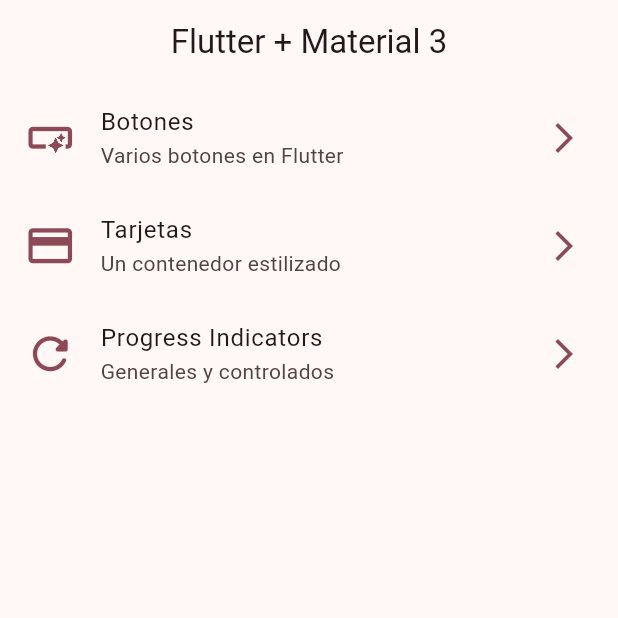
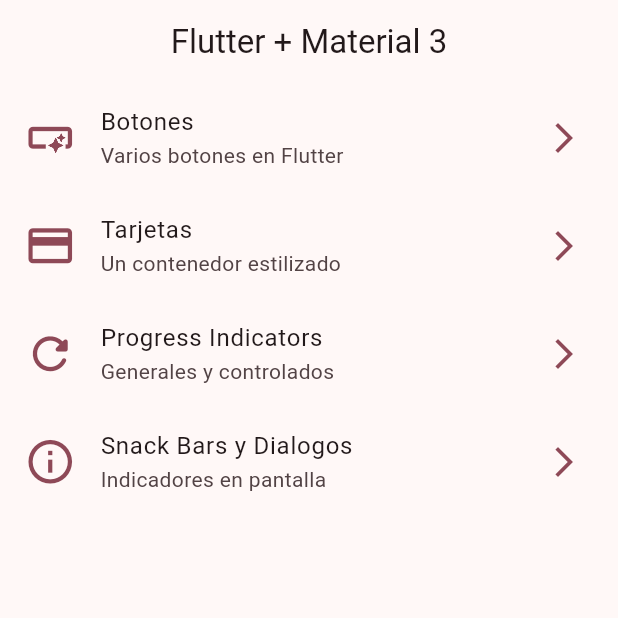
Before and after one commit to ErnestAlf222/flutterWidgets-AppMaterial3, a Flutter app: the screen it shows after launch, on a phone screen of 412 x 824 dp, the top half of it. Run offline on Flutter 3.47's test engine with Material 2 defaults, Android fonts, the phone set to English and light mode, and no system bars; our stand-ins replace go_router.

Commit message:
snackBars Dialogs terminado

```diff
--- a/lib/config/menu/menu_items.dart
+++ b/lib/config/menu/menu_items.dart
@@ -35,5 +35,11 @@ const appMenuItems = <MenuItem> [
     link: '/progress',
     icon: Icons.refresh_rounded
   ),
+  MenuItem(
+    title: 'Snack Bars y Dialogos',
+    subTitle: 'Indicadores en pantalla',
+    link: '/snackbars',
+    icon: Icons.info_outline
+  ),
 
 ];
--- a/lib/config/router/app_router.dart
+++ b/lib/config/router/app_router.dart
@@ -26,5 +26,10 @@ final appRouter = GoRouter(
       name: ProgressScreen.name,
       builder: (context, state) => const ProgressScreen(),
     ),
+    GoRoute(
+      path: '/snackbars',
+      name: SnackBarScreen.name,
+      builder: (context, state) => const SnackBarScreen(),
+    ),
   ],
 );
--- a/lib/main.dart
+++ b/lib/main.dart
@@ -12,6 +12,7 @@ class MainApp extends StatelessWidget {
   @override
   Widget build(BuildContext context) {
     return  MaterialApp.router(
+      title: 'Flutter Widget',
       routerConfig: appRouter,
       debugShowCheckedModeBanner: false,
       theme: AppTheme(selectedColor: 5).getTheme(),
```
Also changed, not shown: lib/presentation/screens/snackbar/snackbar_screen.dart (+69 -1 lines).
